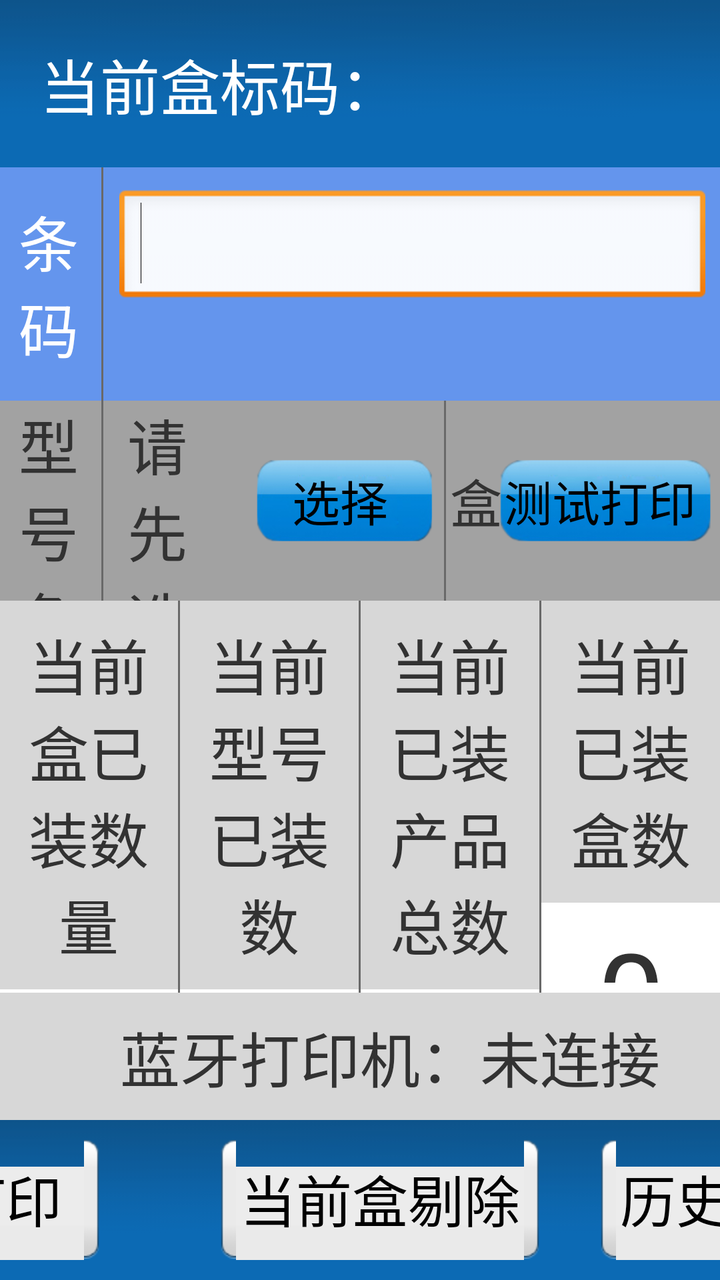
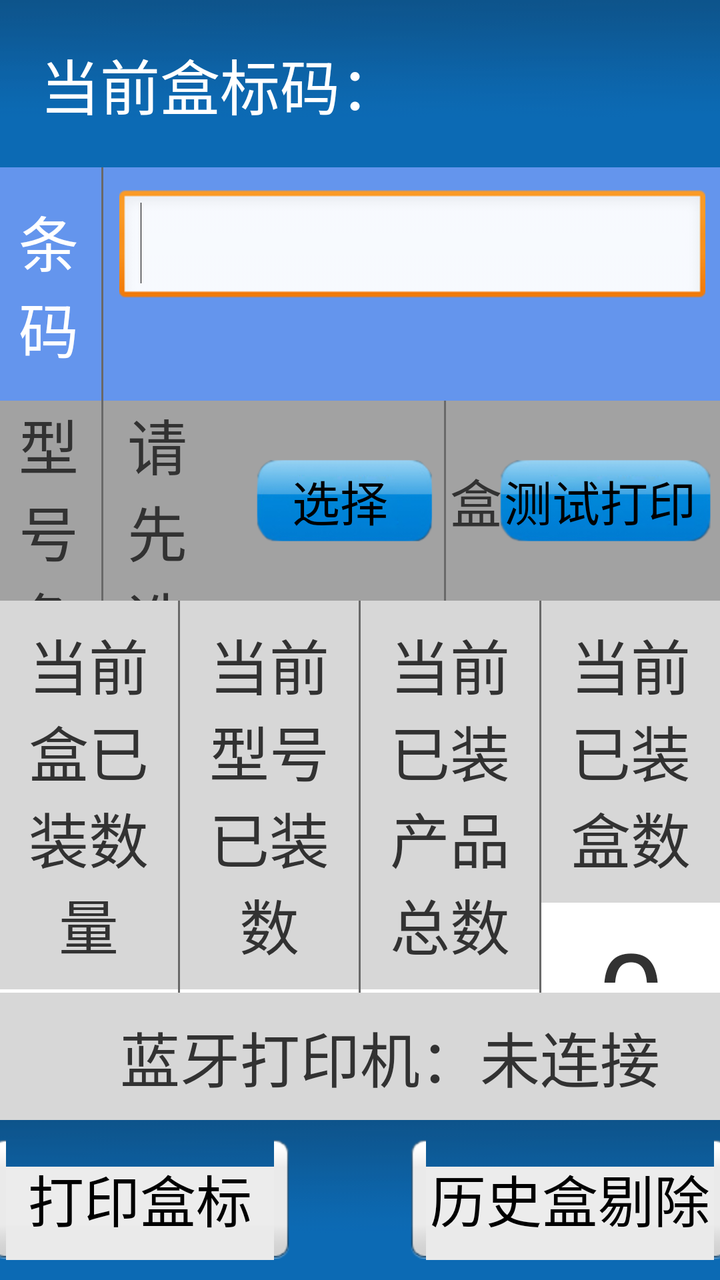

Two renders of the same Android screen: before a commit and after it. Below are the layout's source before the change and the commit's diff.
<!-- AndroidManifest.xml: application theme android:Theme.Light.NoTitleBar -->
<!-- res/layout/activity_dv_factory_packbox_nobill.xml -->
<?xml version="1.0" encoding="utf-8"?>
<LinearLayout xmlns:android="http://schemas.android.com/apk/res/android"
    android:layout_width="match_parent"
    android:layout_height="match_parent"
    android:orientation="vertical" >

    <LinearLayout
        android:layout_width="match_parent"
        android:layout_height="wrap_content"
        android:background="@drawable/titlebar_back"
        android:orientation="horizontal" >

        <RelativeLayout
            android:layout_width="0dp"
            android:layout_height="match_parent"
            android:layout_weight="1"
            android:padding="20dp"
            android:gravity="center_vertical" >

            <TextView
                android:id="@+id/tv_BoxNo_Code_str"
                android:layout_width="wrap_content"
                android:layout_height="wrap_content"
                android:text="当前盒标码："
                android:textColor="@color/white"
                android:textSize="30dp" />

            <TextView
                android:id="@+id/tv_BoxNo_Code"
                android:layout_width="wrap_content"
                android:layout_height="wrap_content"
                android:layout_marginLeft="10dp"
                android:layout_toRightOf="@id/tv_BoxNo_Code_str"
                android:text=""
                android:textColor="@color/white"
                android:textSize="30dp" />
        </RelativeLayout>
    </LinearLayout>

    <LinearLayout
        android:layout_width="match_parent"
        android:layout_height="wrap_content"
        android:background="@color/cornflowerblue"
        android:orientation="horizontal" >

        <TextView
            android:layout_width="0dp"
            android:layout_height="wrap_content"
            android:layout_weight="0.4"
            android:gravity="center"
            android:paddingBottom="15dp"
            android:paddingTop="15dp"
            android:text="条\t\t码"
            android:textColor="@color/white"
            android:textSize="30dp" />

        <View
            android:layout_width="1dp"
            android:layout_height="fill_parent"
            android:layout_marginLeft="2dp"
            android:layout_marginRight="2dp"
            android:background="#696969" />

        <View
            android:layout_width="0dp"
            android:layout_height="fill_parent"
            android:layout_weight="0.05" />

        <EditText
            android:id="@+id/et_barcode"
            android:layout_width="0dp"
            android:layout_height="wrap_content"
            android:layout_weight="2.4"
            android:focusable="true"
            android:focusableInTouchMode="true"
            android:gravity="center_vertical"
            android:imeOptions="actionSend"
            android:inputType="text"
            android:textSize="30dp">

            <requestFocus />
        </EditText>

        <View
            android:layout_width="1dp"
            android:layout_height="fill_parent" />

        <View
            android:layout_width="0dp"
            android:layout_height="fill_parent"
            android:layout_weight="0.05" />
    </LinearLayout>

    <LinearLayout
        android:layout_width="match_parent"
        android:layout_height="100dp"
        android:background="#A2A2A2"
        android:gravity="center_vertical"
        android:orientation="horizontal" >

        <RelativeLayout
            android:layout_width="0dp"
            android:layout_height="wrap_content"
            android:layout_weight="0.4"
            android:gravity="center" >

            <TextView
                android:id="@+id/tv_model_color_str"
                android:layout_width="wrap_content"
                android:layout_height="wrap_content"
                android:gravity="center"
                android:text="型号色号"
                android:textSize="30dp" />

            <TextView
                android:id="@+id/tv_productid_str"
                android:layout_width="wrap_content"
                android:layout_height="wrap_content"
                android:layout_below="@id/tv_model_color_str"
                android:gravity="center"
                android:text="（产品ID）"
                android:textSize="28dp" />
        </RelativeLayout>

        <LinearLayout
            android:layout_width="0dp"
            android:layout_height="wrap_content"
            android:layout_weight="1.4"
            android:gravity="center_vertical"
            android:orientation="horizontal" >

            <View
                android:layout_width="1dp"
                android:layout_height="wrap_content"
                android:layout_marginLeft="2dp"
                android:layout_marginRight="2dp"
                android:background="#696969" />

            <RelativeLayout
                android:layout_width="0dp"
                android:layout_height="wrap_content"
                android:layout_weight="1" >

                <TextView
                    android:id="@+id/tv_model_color"
                    android:layout_width="wrap_content"
                    android:layout_height="wrap_content"
                    android:paddingLeft="10dp"
                    android:text="请先选择型号色号>>>"
                    android:textSize="30dp" />

                <TextView
                    android:id="@+id/tv_productid"
                    android:layout_width="wrap_content"
                    android:layout_height="wrap_content"
                    android:layout_below="@id/tv_model_color"
                    android:paddingLeft="20dp"
                    android:textSize="28dp" />
            </RelativeLayout>

            <Button
                android:id="@+id/btn_select_model_color"
                android:layout_width="100dp"
                android:layout_height="50dp"
                android:background="@drawable/button_background"
                android:text="选择"
                android:textSize="24dp" />
        </LinearLayout>

        <View
            android:layout_width="1dp"
            android:layout_height="wrap_content"
            android:layout_marginLeft="2dp"
            android:layout_marginRight="2dp"
            android:background="#696969" />

        <RelativeLayout
            android:layout_width="0dp"
            android:layout_height="wrap_content"
            android:layout_weight="1.1" >

            <TextView
                android:id="@+id/tv_packing_number_str"
                android:layout_width="wrap_content"
                android:layout_height="wrap_content"
                android:layout_centerVertical="true"
                android:text="盒装数："
                android:textSize="26dp" />

            <TextView
                android:id="@+id/tv_packing_number"
                android:layout_width="wrap_content"
                android:layout_height="wrap_content"
                android:layout_centerVertical="true"
                android:layout_toRightOf="@+id/tv_packing_number_str"
                android:text=""
                android:textSize="26dp" />

            <Button
                android:id="@+id/btn_set_packing_number"
                android:layout_width="100dp"
                android:layout_height="50dp"
                android:layout_centerVertical="true"
                android:layout_marginRight="15dp"
                android:layout_toLeftOf="@+id/btn_test_packing"
                android:background="@drawable/button_background"
                android:text="设置"
                android:textSize="24dp" />

            <Button
                android:id="@+id/btn_test_packing"
                android:layout_width="120dp"
                android:layout_height="50dp"
                android:layout_alignParentRight="true"
                android:layout_centerVertical="true"
                android:background="@drawable/button_background"
                android:text="测试打印"
                android:textSize="24dp" />
        </RelativeLayout>
    </LinearLayout>

    <LinearLayout
        android:layout_width="match_parent"
        android:layout_height="0dp"
        android:layout_weight="1"
        android:orientation="horizontal" >


        <RelativeLayout
            android:id="@+id/relayout_box_count"
            android:layout_width="0dp"
            android:layout_height="fill_parent"
            android:layout_weight="1" >

            <RelativeLayout
                android:id="@+id/relayout_box_count_title"
                android:layout_width="match_parent"
                android:layout_height="wrap_content"
                android:background="#D7D7D7"
                android:gravity="center"
                android:paddingBottom="10dp"
                android:paddingTop="10dp" >

                <TextView
                    android:id="@+id/tv_box_count_title"
                    android:layout_width="match_parent"
                    android:layout_height="wrap_content"
                    android:gravity="center_horizontal"
                    android:paddingTop="0dp"
                    android:paddingBottom="0dp"
                    android:text="当前盒已装数量"
                    android:textSize="30dp" />

            </RelativeLayout>

            <View
                android:id="@+id/line_box_left"
                android:layout_width="match_parent"
                android:layout_height="1dp"
                android:layout_below="@id/relayout_box_count_title"
                android:background="#D7D7D7" />

            <TextView
                android:id="@+id/tv_box_count"
                android:layout_width="match_parent"
                android:layout_height="fill_parent"
                android:layout_below="@id/line_box_left"
                android:gravity="center"
                android:padding="5dp"
                android:text="0"
                android:textSize="60dp" />
        </RelativeLayout>

        <View
            android:layout_width="1dp"
            android:layout_height="fill_parent"
            android:background="#696969" />

        <RelativeLayout
            android:id="@+id/relayout_one_count"
            android:layout_width="0dp"
            android:layout_height="fill_parent"
            android:layout_weight="1" >

            <RelativeLayout
                android:id="@+id/relayout_one_count_title"
                android:layout_width="match_parent"
                android:layout_height="wrap_content"
                android:background="#D7D7D7"
                android:gravity="center"
                android:paddingBottom="10dp"
                android:paddingTop="10dp" >

                <TextView
                    android:id="@+id/tv_one_count_title"
                    android:layout_width="match_parent"
                    android:layout_height="wrap_content"
                    android:gravity="center_horizontal"
                    android:paddingTop="0dp"
                    android:paddingBottom="0dp"
                    android:text="当前型号已装数"
                    android:textSize="30dp" />

            </RelativeLayout>

            <View
                android:id="@+id/line_left"
                android:layout_width="match_parent"
                android:layout_height="1dp"
                android:layout_below="@id/relayout_one_count_title"
                android:background="#D7D7D7" />

            <TextView
                android:id="@+id/tv_one_count"
                android:layout_width="match_parent"
                android:layout_height="fill_parent"
                android:layout_below="@id/line_left"
                android:gravity="center"
                android:padding="5dp"
                android:text="0"
                android:textSize="60dp" />
        </RelativeLayout>

        <View
            android:layout_width="1dp"
            android:layout_height="fill_parent"
            android:background="#696969" />

        <RelativeLayout
            android:id="@+id/relayout_all_count"
            android:layout_width="0dp"
            android:layout_height="fill_parent"
            android:layout_weight="1" >

            <RelativeLayout
                android:id="@+id/relayout_all_count_title"
                android:layout_width="match_parent"
                android:layout_height="wrap_content"
                android:background="#D7D7D7"
                android:paddingBottom="10dp"
                android:paddingTop="10dp" >

                <TextView
                    android:id="@+id/tv_all_count_title"
                    android:layout_width="match_parent"
                    android:layout_height="wrap_content"
                    android:gravity="center_horizontal"
                    android:text="当前已装产品总数"
                    android:textSize="30dp" />

            </RelativeLayout>

            <View
                android:id="@+id/line_right"
                android:layout_width="match_parent"
                android:layout_height="1dp"
                android:layout_below="@id/relayout_all_count_title"
                android:background="#D7D7D7" />

            <TextView
                android:id="@+id/tv_all_count"
                android:layout_width="match_parent"
                android:layout_height="fill_parent"
                android:layout_below="@+id/line_right"
                android:gravity="center"
                android:padding="5dp"
                android:text="0"
                android:textSize="60dp" />
        </RelativeLayout>

        <View
            android:layout_width="1dp"
            android:layout_height="fill_parent"
            android:background="#696969" />

        <RelativeLayout
            android:id="@+id/relayout_all_box"
            android:layout_width="0dp"
            android:layout_height="fill_parent"
            android:layout_weight="1" >

            <RelativeLayout
                android:id="@+id/relayout_all_box_title"
                android:layout_width="match_parent"
                android:layout_height="wrap_content"
                android:background="#D7D7D7"
                android:paddingBottom="10dp"
                android:paddingTop="10dp" >

                <TextView
                    android:id="@+id/tv_all_box_title"
                    android:layout_width="match_parent"
                    android:layout_height="wrap_content"
                    android:gravity="center_horizontal"
                    android:text="当前已装盒数"
                    android:textSize="30dp" />

            </RelativeLayout>

            <View
                android:id="@+id/line_box"
                android:layout_width="match_parent"
                android:layout_height="1dp"
                android:layout_below="@id/relayout_all_box_title"
                android:background="#D7D7D7" />

            <TextView
                android:id="@+id/tv_all_box"
                android:layout_width="match_parent"
                android:layout_height="fill_parent"
                android:layout_below="@+id/line_box"
                android:gravity="center"
                android:padding="5dp"
                android:text="0"
                android:textSize="60dp" />
        </RelativeLayout>

    </LinearLayout>

    <RelativeLayout
        android:layout_width="match_parent"
        android:layout_height="wrap_content"
        android:background="#D7D7D7"
        android:padding="10dp" >

        <TextView
            android:id="@+id/tv_connect_state_str"
            android:layout_width="wrap_content"
            android:layout_height="wrap_content"
            android:layout_marginLeft="50dp"
            android:gravity="center"
            android:text="蓝牙打印机："
            android:textSize="30dp" />

        <TextView
            android:id="@+id/tv_connect_state"
            android:layout_width="wrap_content"
            android:layout_height="wrap_content"
            android:layout_toRightOf="@id/tv_connect_state_str"
            android:gravity="center"
            android:text="未连接"
            android:textSize="30dp" />

        <TextView
            android:id="@+id/tv_message"
            android:layout_width="wrap_content"
            android:layout_height="wrap_content"
            android:layout_alignParentRight="true"
            android:layout_marginRight="50dp"
            android:gravity="center"
            android:text="可扫描"
            android:textSize="30dp"
            android:visibility="gone" />
    </RelativeLayout>

    <RelativeLayout
        android:layout_width="match_parent"
        android:layout_height="wrap_content"
        android:background="@drawable/titlebar_back"
        android:gravity="center"
        android:paddingBottom="10dp"
        android:paddingTop="10dp" >

        <Button
            android:id="@+id/btn_connect"
            android:layout_width="150dp"
            android:layout_height="60dp"
            android:background="@drawable/button_background2"
            android:text="连接"
            android:textSize="28dp" />











        <Button
            android:id="@+id/btn_scan_print"
            android:layout_width="150dp"
            android:layout_height="60dp"
            android:layout_marginLeft="30dp"
            android:layout_toRightOf="@id/btn_connect"
            android:background="@drawable/button_background2"
            android:text="扫描打印"
            android:textSize="28dp" />

        <Button
            android:id="@+id/btn_again_print_boxcode"
            android:layout_width="150dp"
            android:layout_height="60dp"
            android:layout_marginLeft="30dp"
            android:layout_toRightOf="@id/btn_scan_print"
            android:background="@drawable/button_background2"
            android:text="打印盒标"
            android:textSize="28dp" />

        <Button
            android:id="@+id/btn_eliminate"
            android:layout_width="160dp"
            android:layout_height="60dp"
            android:layout_marginLeft="30dp"
            android:layout_toRightOf="@id/btn_again_print_boxcode"
            android:background="@drawable/button_background2"
            android:text="当前盒剔除"
            android:textSize="28dp" />

        <Button
            android:id="@+id/btn_history_eliminate"
            android:layout_width="160dp"
            android:layout_height="60dp"
            android:layout_marginLeft="30dp"
            android:layout_toRightOf="@id/btn_eliminate"
            android:background="@drawable/button_background2"
            android:text="历史盒剔除"
            android:textSize="28dp" />


        <Button
            android:id="@+id/btn_finish"
            android:layout_width="150dp"
            android:layout_height="60dp"
            android:layout_marginLeft="30dp"
            android:layout_toRightOf="@id/btn_history_eliminate"
            android:background="@drawable/button_background2"
            android:text="完成"
            android:textSize="28dp" />
    </RelativeLayout>

</LinearLayout>
<!-- resources referenced by this layout -->
<resources>
  <color name="cornflowerblue">#6495ED</color>
  <color name="white">#FFFFFF</color>
  <!-- drawable button_background (drawable) -->
  <?xml version="1.0" encoding="utf-8"?>
  <selector xmlns:android="http://schemas.android.com/apk/res/android" >
     <item android:state_focused="true" android:drawable="@drawable/button_blue2"></item>
     <item android:state_pressed="true" android:drawable="@drawable/button_blue2"></item>
     <item android:drawable="@drawable/button_blue"></item> 
  </selector>
  <!-- drawable button_background2 (drawable) -->
  <?xml version="1.0" encoding="utf-8"?>
  <selector xmlns:android="http://schemas.android.com/apk/res/android" >
     <item android:state_focused="true" android:drawable="@drawable/btn_style_four_pressed"></item>
     <item android:state_pressed="true" android:drawable="@drawable/btn_style_four_pressed"></item>
     <item android:drawable="@drawable/btn_style_four_normal"></item> 
  </selector>
  <!-- drawable titlebar_back: png bitmap (drawable-hdpi, 3336 bytes) -->
  <!-- drawable button_blue2: png bitmap (drawable-hdpi, 7530 bytes) -->
  <!-- drawable button_blue: png bitmap (drawable-hdpi, 10436 bytes) -->
  <!-- drawable btn_style_four_pressed: png bitmap (drawable-hdpi, 1088 bytes) -->
  <!-- drawable btn_style_four_normal: png bitmap (drawable-hdpi, 1035 bytes) -->
</resources>

<!-- the commit's change to res/layout/activity_dv_factory_packbox_nobill.xml (unified diff, before → after) -->
@@ -487,6 +487,7 @@
             android:layout_toRightOf="@id/btn_connect"
             android:background="@drawable/button_background2"
             android:text="扫描打印"
+            android:visibility="gone"
             android:textSize="28dp" />
 
         <Button
